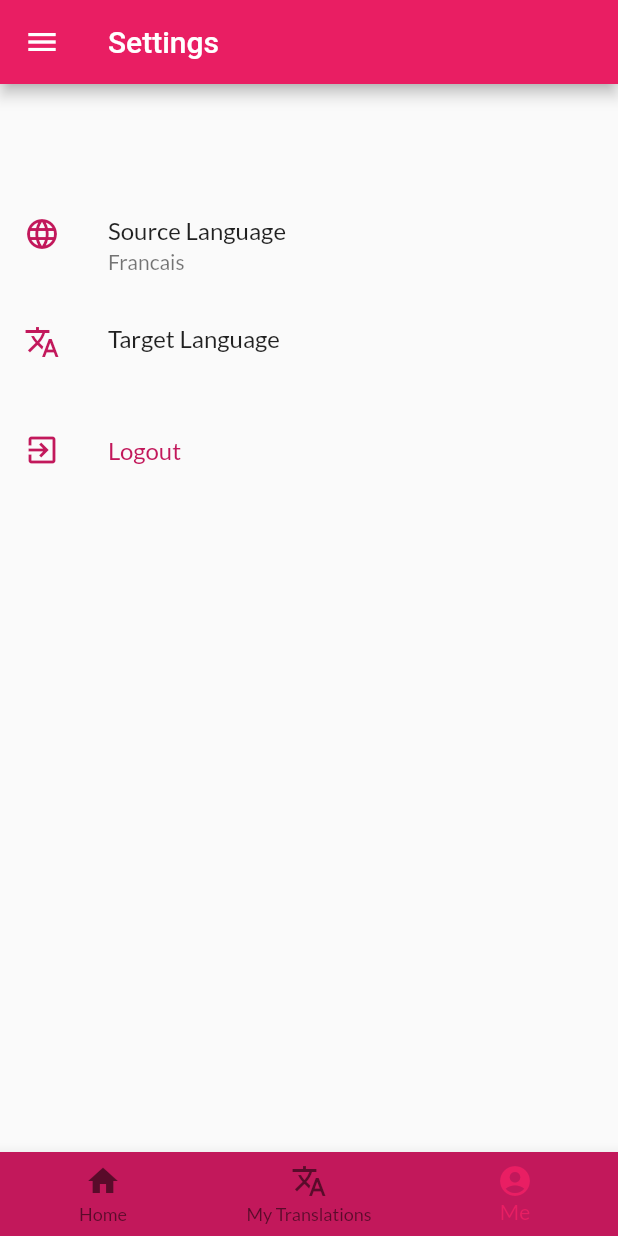
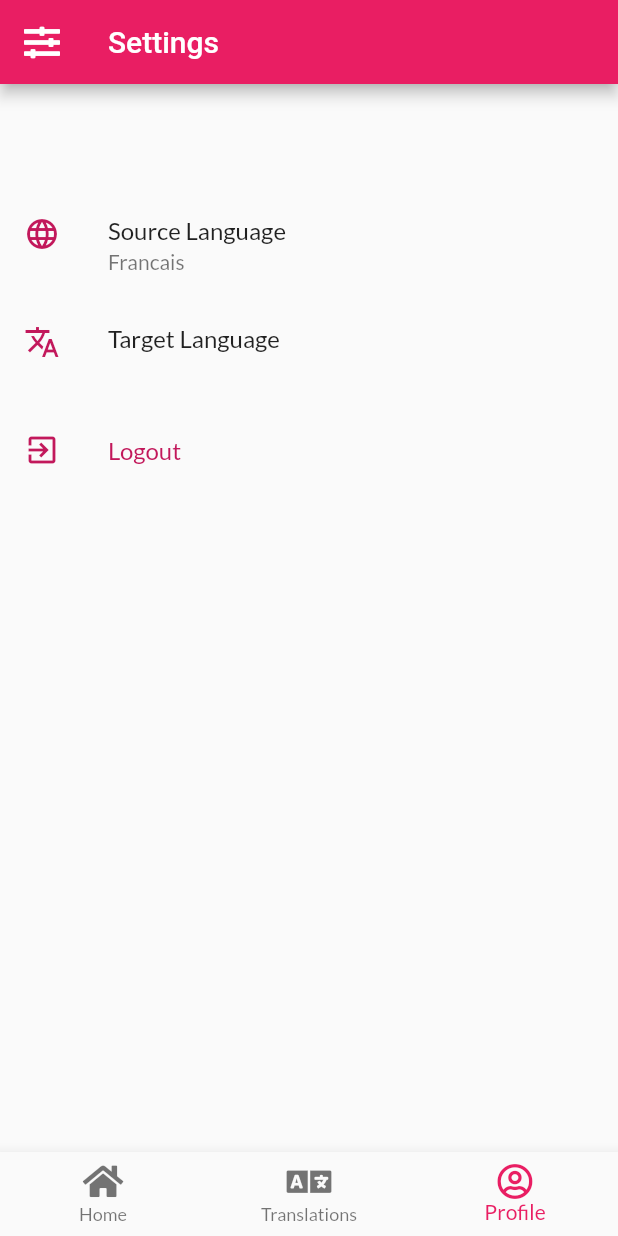
Before and after one commit to mkenlo/interpretari, a Flutter app: the DashboardScreen screen opened by its route, item 3 of the bottom bar chosen, on a phone screen of 412 x 824 dp. Run offline on Flutter 3.47's test engine with Material 2 defaults, Android fonts, the phone set to English and light mode, and no system bars; our stand-ins replace font_awesome_flutter, google_fonts, permission_handler, shared_preferences; missing offline and left inert: flutter_sound; accounts and stored records are empty; network calls fail.

Commit message:
refactored all UI and App navigation flow

```diff
--- a/lib/components/sentence_card_widget.dart
+++ b/lib/components/sentence_card_widget.dart
@@ -9,11 +9,10 @@ class SentenceCardWidget extends StatelessWidget {
   @override
   Widget build(BuildContext context) {
     return Container(
-        margin: EdgeInsets.symmetric(vertical: DEFAULT_PADDING),
         decoration: BoxDecoration(
             color: Colors.white, borderRadius: BorderRadius.circular(10.0)),
         child: SizedBox(
-            height: 300.0,
+            height: 200.0,
             child: Container(
                 padding: EdgeInsets.all(DEFAULT_PADDING),
                 child: Center(
--- a/lib/res/strings.dart
+++ b/lib/res/strings.dart
@@ -1,3 +1,5 @@
+const String APPNAME = "Interpretari";
+
 /* ----------- Screen AppBar Title ------------ */
 const String TITLE_PREF_APPBAR = "Preferences";
 const String TITLE_SENTENCE_APPBAR = "Sentences";
@@ -17,16 +19,17 @@ const String LABEL_RECORDING_INSTRUCTIONS =
     "Tap on the microphone to record your translation of this sentence";
 /* ------------ End Text Labels ------*/
 /*------------- Route Name ------------*/
-const String ROUTE_HOME = "/";
-const String ROUTE_PREFS = "/preferences";
-const String ROUTE_DASHBOARD = "/dashboard";
-const String ROUTE_SENTENCES_LIST = "/sentences";
-const String ROUTE_TRANSLATE_SENTENCE = "/translate";
-const String ROUTE_SPLASH = "/splash";
-const String ROUTE_USERPROFILE = "/profile";
-const String ROUTE_SIGNIN = "/signin";
-const String ROUTE_SIGNUP = "/signup";
-const String ROUTE_TRANSLATIONS_LIST = "/translations";
+const String ROUTE_HOME = "Home";
+const String ROUTE_PREFS = "Preferences";
+const String ROUTE_DASHBOARD = "Dashboard";
+const String ROUTE_SENTENCES_LIST = "Sentences";
+const String ROUTE_TRANSLATE_SENTENCE = "Translate";
+const String ROUTE_SPLASH = "Splash";
+const String ROUTE_USERPROFILE = "Profile";
+const String ROUTE_SIGNIN = "Signin";
+const String ROUTE_SIGNUP = "Signup";
+const String ROUTE_TRANSLATIONS_LIST = "Translations";
+const String ROUTE_ONBOARDING = "onBoarding";
 /*-------------End Route Name ---------*/
 /*------------ Login Screen -----------*/
 const String WELCOME_MESSAGE = "Welcome to Lingua";
--- a/lib/route_generator.dart
+++ b/lib/route_generator.dart
@@ -2,10 +2,11 @@ import 'package:flutter/material.dart';
 
 import 'res/strings.dart';
 import 'screens/dashboard_screen.dart';
+import 'screens/home_screen.dart';
+import 'screens/onboarding_screen.dart';
 import 'screens/preferences_screen.dart';
 import 'screens/sentence_list_screen.dart';
 import 'screens/signin_screen.dart';
-import 'screens/signup_screen.dart';
 import 'screens/splash_screen.dart';
 import 'screens/translation_list_screen.dart';
 import 'screens/translation_screen.dart';
@@ -30,12 +31,14 @@ class RouteGenerator {
         return MaterialPageRoute(builder: (_) => SplashScreen());
       case ROUTE_SIGNIN:
         return MaterialPageRoute(builder: (_) => SignInScreen());
-      case ROUTE_SIGNUP:
-        return MaterialPageRoute(builder: (_) => SignUpScreen());
       case ROUTE_TRANSLATIONS_LIST:
         return MaterialPageRoute(builder: (_) => TranslationListScreen());
+      case ROUTE_HOME:
+        return MaterialPageRoute(builder: (_) => HomeScreen());
+      case ROUTE_ONBOARDING:
+        return MaterialPageRoute(builder: (_) => OnBoardingScreen());
       default:
-        return MaterialPageRoute(builder: (_) => SentenceListScreen());
+        return MaterialPageRoute(builder: (_) => HomeScreen());
     }
   }
 }
--- a/lib/screens/dashboard_screen.dart
+++ b/lib/screens/dashboard_screen.dart
@@ -1,7 +1,10 @@
 import 'package:flutter/cupertino.dart';
 import 'package:flutter/material.dart';
+import 'package:font_awesome_flutter/font_awesome_flutter.dart';
 
-import 'sentence_list_screen.dart';
+import '../res/strings.dart';
+import 'home_screen.dart';
+import 'translation_list_screen.dart';
 import 'userprofile_screen.dart';
 
 class DashboardScreen extends StatefulWidget {
@@ -11,8 +14,6 @@ class DashboardScreen extends StatefulWidget {
 
 class DashboardScreenState extends State<DashboardScreen> {
   int _selectedIndex = 0;
-  List<String> _pagesTitle = ["Translate", "My Translations", "Profile"];
-
   void _onItemTapped(int index) {
     setState(() {
       _selectedIndex = index;
@@ -22,42 +23,34 @@ class DashboardScreenState extends State<DashboardScreen> {
   Widget getPage(int index) {
     switch (index) {
       case 0:
-        return SentenceListScreen();
+        return HomeScreen();
       case 1:
-        return Text("User List Translations Screen");
+        return TranslationListScreen();
       case 2:
         return UserProfileScreen();
+      default:
+        return HomeScreen();
     }
   }
 
   @override
   Widget build(BuildContext context) {
     final bottom = BottomNavigationBar(
-      backgroundColor: Theme.of(context).primaryColorDark,
       selectedItemColor: Theme.of(context).accentColor,
       currentIndex: _selectedIndex,
       onTap: _onItemTapped,
       items: <BottomNavigationBarItem>[
         BottomNavigationBarItem(
-          icon: Icon(Icons.home),
-          title: Text('Home'),
-        ),
+            icon: FaIcon(FontAwesomeIcons.home), label: ROUTE_HOME),
         BottomNavigationBarItem(
-          icon: Icon(Icons.translate),
-          title: Text('My Translations'),
-        ),
+            icon: FaIcon(FontAwesomeIcons.language),
+            label: ROUTE_TRANSLATIONS_LIST),
         BottomNavigationBarItem(
-          icon: Icon(Icons.account_circle),
-          title: Text('Me'),
-        ),
+            icon: FaIcon(FontAwesomeIcons.userCircle),
+            label: ROUTE_USERPROFILE),
       ],
     );
 
-    return Scaffold(
-        /* appBar: AppBar(
-          title: Text(_pagesTitle[_selectedIndex]),
-        ),*/
-        body: getPage(_selectedIndex),
-        bottomNavigationBar: bottom);
+    return Scaffold(body: getPage(_selectedIndex), bottomNavigationBar: bottom);
   }
 }
--- a/lib/screens/splash_screen.dart
+++ b/lib/screens/splash_screen.dart
@@ -17,7 +17,7 @@ class SplashScreenState extends State<SplashScreen> {
     return Scaffold(
         backgroundColor: Theme.of(context).primaryColorDark,
         body: Center(
-          child: Text("Interpretari",
+          child: Text(APPNAME,
               style: GoogleFonts.patuaOne(color: Colors.white, fontSize: 36.0)),
         ));
   }
@@ -26,9 +26,9 @@ class SplashScreenState extends State<SplashScreen> {
     SharedPreferences.getInstance().then((prefInstance) {
       if (prefInstance.containsKey("sourceLanguage") ||
           prefInstance.containsKey("targetLanguage")) {
-        Navigator.of(context).pushNamed(ROUTE_SENTENCES_LIST);
+        Navigator.of(context).pushNamed(ROUTE_DASHBOARD);
       } else {
-        Navigator.of(context).pushNamed(ROUTE_PREFS);
+        Navigator.of(context).pushNamed(ROUTE_ONBOARDING);
       }
     });
   }
--- a/lib/screens/userprofile_screen.dart
+++ b/lib/screens/userprofile_screen.dart
@@ -1,13 +1,13 @@
 import 'dart:async';
 
 import "package:flutter/material.dart";
+import 'package:font_awesome_flutter/font_awesome_flutter.dart';
 //import 'package:flutter_facebook_login/flutter_facebook_login.dart';
 import 'package:shared_preferences/shared_preferences.dart';
 
 import '../config.dart';
 import '../models/user_model.dart';
 import '../services/language_service.dart';
-import 'drawer_widget.dart';
 import 'error_screen.dart';
 
 class UserProfileScreen extends StatefulWidget {
@@ -231,8 +231,12 @@ class UserProfileScreenState extends State<UserProfileScreen> {
     );
 
     return Scaffold(
-        appBar: AppBar(title: Text("Settings")),
-        body: content,
-        drawer: Drawer(child: DrawerWidget()));
+        appBar: AppBar(
+            title: Text("Settings"),
+            leading: Padding(
+              padding: const EdgeInsets.all(16.0),
+              child: FaIcon(FontAwesomeIcons.slidersH),
+            )),
+        body: content);
   }
 }
```
Also changed, not shown: lib/screens/drawer_widget.dart (deleted, +0 -91 lines), lib/screens/home_screen.dart (added, +94 -0 lines), lib/screens/onboarding_screen.dart (added, +49 -0 lines), lib/screens/preferences_screen.dart (+11 -21 lines), lib/screens/sentence_list_screen.dart (+5 -8 lines), lib/screens/signin_screen.dart (+62 -58 lines), lib/screens/signup_screen.dart (deleted, +0 -150 lines), lib/screens/translation_list_screen.dart (+8 -1 lines).
